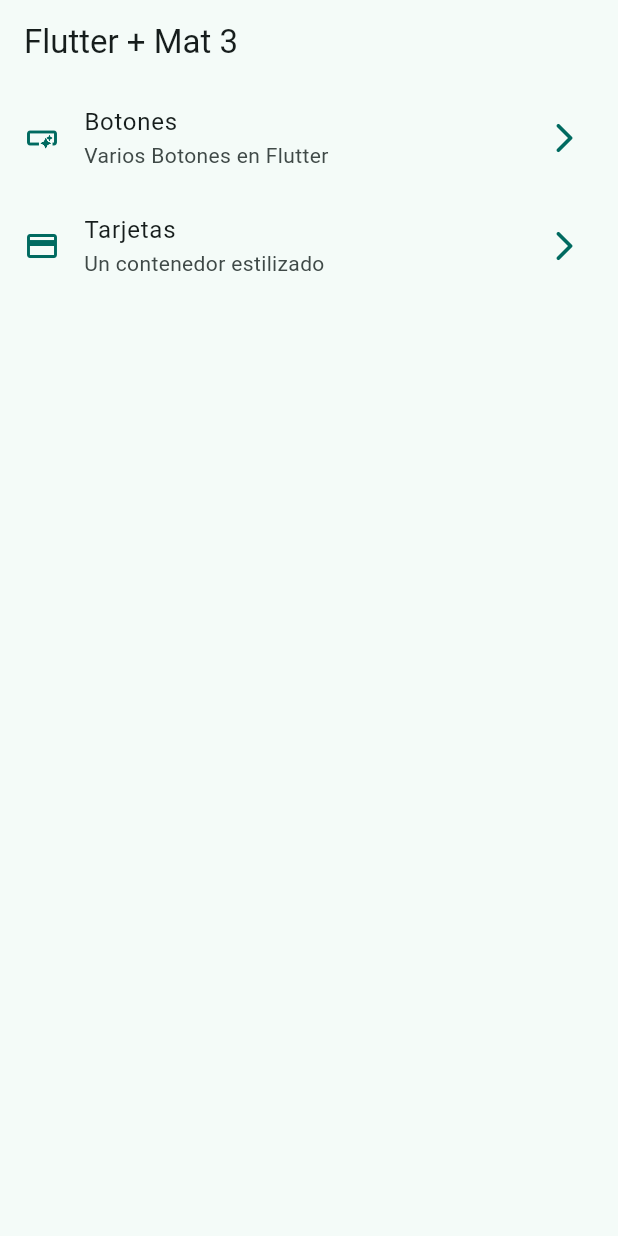
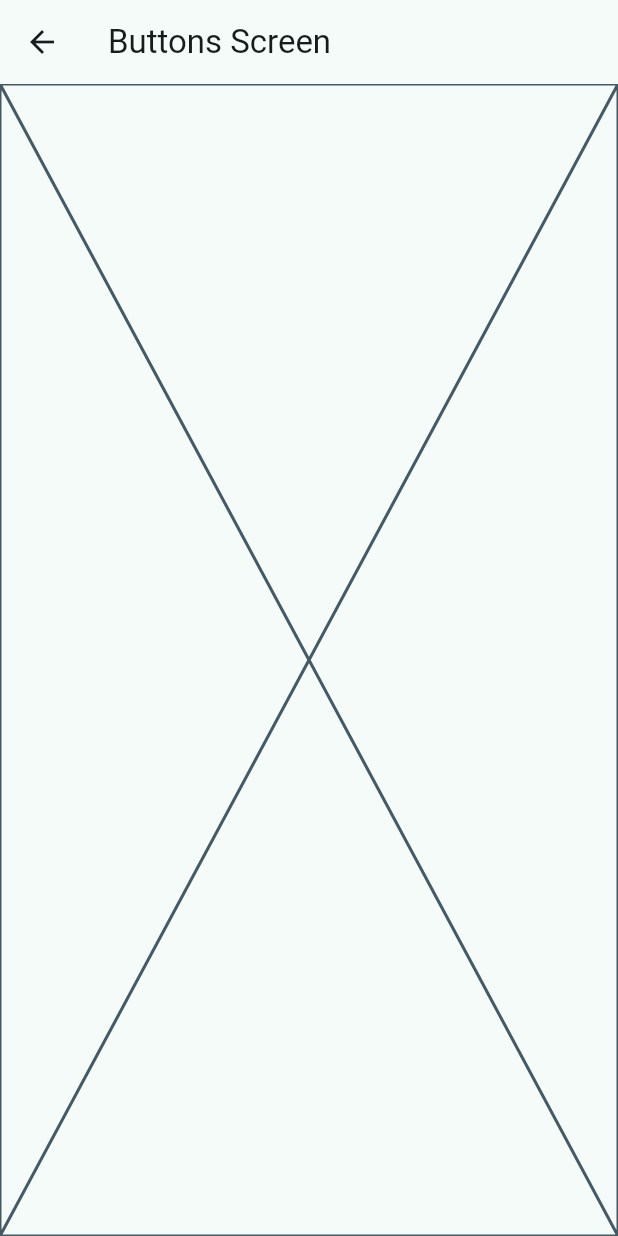
Before and after one commit to CDiegoSV/widgets_app, a Flutter app: the screen it shows after launch, after a tap on "Botones", on a phone screen of 412 x 824 dp. Run offline on Flutter 3.47's test engine with Material 3 defaults, Android fonts, the phone set to English and light mode, and no system bars.

```diff
--- a/lib/config/theme/menu/menu_item.dart
+++ b/lib/config/theme/menu/menu_item.dart
@@ -28,7 +28,7 @@ const appMenuItems = <MenuItem>[
   MenuItem(
     title: 'Tarjetas',
     subTitle: 'Un contenedor estilizado',
-    link: '/card',
+    link: '/cards',
     icon: Icons.credit_card
   ),
 
--- a/lib/main.dart
+++ b/lib/main.dart
@@ -1,5 +1,7 @@
 import 'package:flutter/material.dart';
 import 'package:widgets_app/config/theme/app_theme.dart';
+import 'package:widgets_app/presentation/screens/buttons/buttons_screen.dart';
+import 'package:widgets_app/presentation/screens/cards/cards_screen.dart';
 import 'package:widgets_app/presentation/screens/home/home_screen.dart';
 
 void main() {
@@ -15,6 +17,10 @@ class MainApp extends StatelessWidget {
       debugShowCheckedModeBanner: false,
       theme: AppTheme(selectedColor: 1).getTheme(),
       home: const HomeScreen(),
+      routes: {
+        '/buttons': (context) => const ButtonsScreen(),
+        '/cards': (context) => const CardsScreen(),
+      },
     );
   }
 }
--- /dev/null
+++ b/lib/presentation/screens/buttons/buttons_screen.dart
@@ -0,0 +1,15 @@
+import 'package:flutter/material.dart';
+
+class ButtonsScreen extends StatelessWidget {
+  const ButtonsScreen({super.key});
+
+  @override
+  Widget build(BuildContext context) {
+    return Scaffold(
+      appBar:  AppBar(
+        title: const Text("Buttons Screen"),
+      ),
+      body: const Placeholder(),
+    );
+  }
+}
--- a/lib/presentation/screens/home/home_screen.dart
+++ b/lib/presentation/screens/home/home_screen.dart
@@ -2,6 +2,7 @@ import 'dart:io';
 
 import 'package:flutter/material.dart';
 import 'package:widgets_app/config/theme/menu/menu_item.dart';
+import 'package:widgets_app/presentation/screens/buttons/buttons_screen.dart';
 
 class HomeScreen extends StatelessWidget {
   const HomeScreen({super.key});
@@ -52,7 +53,7 @@ class _CustomListTile extends StatelessWidget {
       leading: Icon(menuItem.icon, color: colors.primary,),
       trailing: Icon(Icons.arrow_forward_ios_rounded, color: colors.primary),
       onTap: () {
-        //TODO: Navegar a otra pantalla.
+        Navigator.pushNamed(context, menuItem.link);
       },
     );
   }
```
Also changed, not shown: lib/presentation/screens/cards/cards_screen.dart (added, +15 -0 lines).
